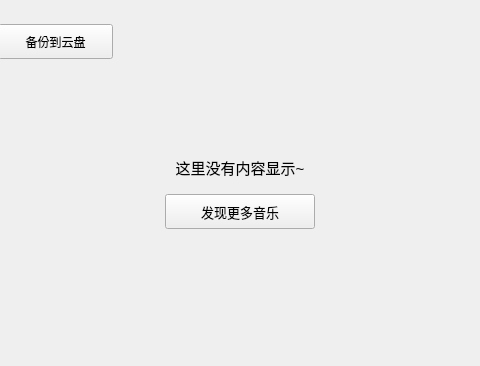
This is KuGouClient/LocalDownload/LocalSong/LocalSong.ui in a-mo-xi-wei/Qt-KuGouAppClient as Qt 5 draws it before an edit; both pictures show x 203 to 683 and y 0 to 366 of the 886 by 510 pixel window. The edited form follows.
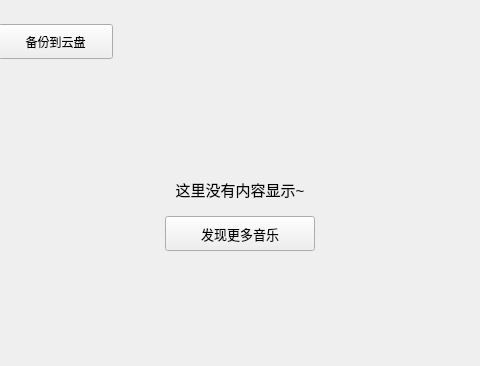
This is the edited form. Custom widgets are drawn as their Qt base class.

Patch:
```diff
--- a/KuGouClient/LocalDownload/LocalSong/LocalSong.ui
+++ b/KuGouClient/LocalDownload/LocalSong/LocalSong.ui
@@ -13,7 +13,7 @@
   <property name="windowTitle">
    <string>LocalSong</string>
   </property>
-  <layout class="QVBoxLayout" name="verticalLayout_3" stretch="0,0,1,1">
+  <layout class="QVBoxLayout" name="verticalLayout_3" stretch="0,0,1">
    <property name="spacing">
     <number>10</number>
    </property>
@@ -556,19 +556,6 @@
      </layout>
     </widget>
    </item>
-   <item>
-    <spacer name="verticalSpacer">
-     <property name="orientation">
-      <enum>Qt::Vertical</enum>
-     </property>
-     <property name="sizeHint" stdset="0">
-      <size>
-       <width>20</width>
-       <height>29</height>
-      </size>
-     </property>
-    </spacer>
-   </item>
   </layout>
  </widget>
  <customwidgets>
```
Left out of the diff: 5 changed lines with no effect on the pictures.
